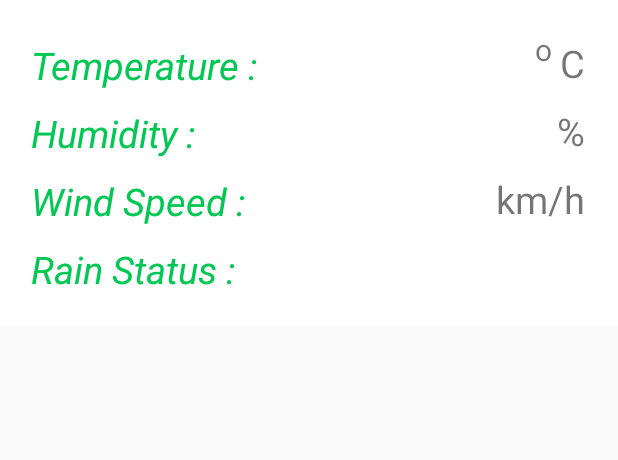
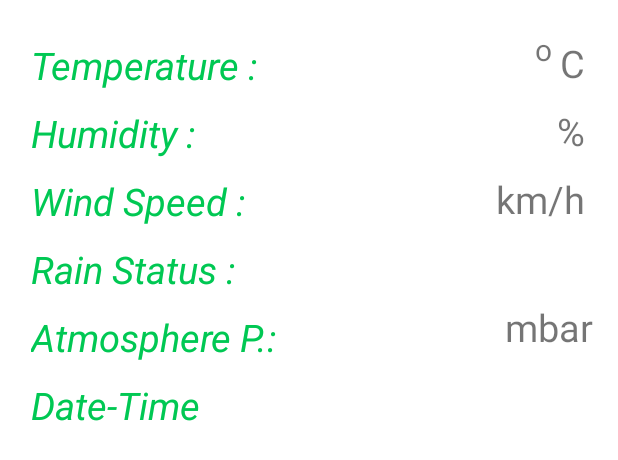
Before and after one commit to TahasinAveins/SaftyKitchen, an Android app: the layout layout.xml on its own in the app's theme, with its tools: preview values and no code run, on a phone screen of 412 x 824 dp. Shown: the top 460 px of the screen. Run offline under Robolectric (Android 15) with nearby library versions, the phone set to English and light mode, and no system bars.

Commit message:
first commit

```diff
--- a/app/src/main/java/com/example/weatherstation/CustomListView.java
+++ b/app/src/main/java/com/example/weatherstation/CustomListView.java
@@ -16,9 +16,11 @@ public class CustomListView extends ArrayAdapter<String> {
     private String[] temp;
     private String[] wind;
     private String[] rain;
+    private String[] atmpre;
+    private String[] dates;
     private Activity context ;
 
-    public CustomListView(Activity context, String[] humi,String[] temp,String[] wind,String[] rain) {
+    public CustomListView(Activity context, String[] humi,String[] temp,String[] wind,String[] rain,String[] atmpre,String[] dates) {
 
         super(context, R.layout.layout,humi);
 
@@ -27,6 +29,8 @@ public class CustomListView extends ArrayAdapter<String> {
         this.temp=temp;
         this.wind=wind;
         this.rain=rain;
+        this.atmpre=atmpre;
+        this.dates=dates;
 
 
     }
@@ -58,6 +62,8 @@ public class CustomListView extends ArrayAdapter<String> {
         viewHolder.textView2.setText(temp[position]);
         viewHolder.textView3.setText(wind[position]);
         viewHolder.textView4.setText(rain[position]);
+        viewHolder.textView5.setText(atmpre[position]);
+        viewHolder.textView6.setText(dates[position]);
 
         return r;
 
@@ -68,6 +74,8 @@ public class CustomListView extends ArrayAdapter<String> {
         TextView textView2;
         TextView textView3;
         TextView textView4;
+        TextView textView5;
+        TextView textView6;
 
         ViewHolder(View v){
 
@@ -75,6 +83,8 @@ public class CustomListView extends ArrayAdapter<String> {
             textView2 = (TextView)v.findViewById(R.id.temperature);
             textView3 = (TextView)v.findViewById(R.id.wind);
             textView4 = (TextView)v.findViewById(R.id.rain);
+            textView5 = (TextView)v.findViewById(R.id.atm);
+            textView6 = (TextView)v.findViewById(R.id.times);
         }
     }
 }
--- a/app/src/main/java/com/example/weatherstation/MainActivity.java
+++ b/app/src/main/java/com/example/weatherstation/MainActivity.java
@@ -36,6 +36,8 @@ public class MainActivity extends AppCompatActivity {
     String[] temp_ms;
     String[] air_ms;
     String[] rain_ms;
+    String[] atm_ms;
+    String[] time_ms;
 
     ListView listView;
 
@@ -59,7 +61,7 @@ public class MainActivity extends AppCompatActivity {
 
         collectData();
 
-        CustomListView customListView = new CustomListView(this,hum_ms,temp_ms,air_ms,rain_ms);
+        CustomListView customListView = new CustomListView(this,hum_ms,temp_ms,air_ms,rain_ms,atm_ms,time_ms);
         listView.setAdapter(customListView);
 
         auth = FirebaseAuth.getInstance();
@@ -128,6 +130,8 @@ public class MainActivity extends AppCompatActivity {
             temp_ms = new String[ja.length()];
             air_ms = new String[ja.length()];
             rain_ms = new String[ja.length()];
+            atm_ms = new String[ja.length()];
+            time_ms = new String[ja.length()];
 
             for (i=0;i<=ja.length();i++){
                 jo = ja.getJSONObject(i);
@@ -135,6 +139,9 @@ public class MainActivity extends AppCompatActivity {
                 temp_ms[i] = jo.getString("temperature");
                 air_ms[i] = jo.getString("wind_speed");
                 rain_ms[i] = jo.getString("precipitation");
+                atm_ms[i] = jo.getString("atmosphere_pressure");
+                time_ms[i] = jo.getString("date_time");
+
             }
 
         }catch (Exception ex)
--- a/app/src/main/res/layout/layout.xml
+++ b/app/src/main/res/layout/layout.xml
@@ -154,6 +154,62 @@
             app:layout_constraintEnd_toEndOf="parent"
             app:layout_constraintTop_toBottomOf="@+id/textView10" />
 
+        <TextView
+            android:id="@+id/textView13"
+            android:layout_width="wrap_content"
+            android:layout_height="45dp"
+            android:padding="5dp"
+            android:text="@string/atmosphere_p"
+            android:textColor="#00C853"
+            android:textSize="25sp"
+            android:textStyle="italic"
+            app:layout_constraintStart_toStartOf="parent"
+            app:layout_constraintTop_toBottomOf="@+id/textView2" />
+
+        <TextView
+            android:id="@+id/textView14"
+            android:layout_width="wrap_content"
+            android:layout_height="45dp"
+            android:layout_marginEnd="1dp"
+            android:layout_marginRight="1dp"
+            android:text="@string/mbar"
+            android:textAlignment="center"
+            android:textSize="25sp"
+            app:layout_constraintEnd_toEndOf="parent"
+            app:layout_constraintTop_toBottomOf="@+id/rain" />
+
+        <TextView
+            android:id="@+id/atm"
+            android:layout_width="wrap_content"
+            android:layout_height="45dp"
+            android:padding="5dp"
+            android:textSize="25sp"
+            android:textStyle="italic"
+            app:layout_constraintEnd_toStartOf="@+id/textView14"
+            app:layout_constraintTop_toBottomOf="@+id/rain" />
+
+        <TextView
+            android:id="@+id/textView16"
+            android:layout_width="wrap_content"
+            android:layout_height="45dp"
+            android:text="@string/date_time"
+            android:padding="5dp"
+            android:textColor="#00C853"
+            android:textSize="25sp"
+            android:textStyle="italic"
+            app:layout_constraintStart_toStartOf="parent"
+            app:layout_constraintTop_toBottomOf="@+id/textView13" />
+
+        <TextView
+            android:id="@+id/times"
+            android:layout_width="wrap_content"
+            android:layout_height="45dp"
+            android:padding="5dp"
+            android:textSize="25sp"
+            android:textStyle="italic"
+            app:layout_constraintEnd_toEndOf="parent"
+            app:layout_constraintTop_toBottomOf="@+id/textView14" />
+
     </android.support.constraint.ConstraintLayout>
 
 
--- a/app/src/main/res/values/strings.xml
+++ b/app/src/main/res/values/strings.xml
@@ -29,5 +29,8 @@
     <string name="c">C</string>
     <string name="parsent">%</string>
     <string name="km_h">km/h</string>
+    <string name="atmosphere_p">Atmosphere P.:</string>
+    <string name="mbar">mbar</string>
+    <string name="date_time">Date-Time</string>
 
 </resources>
```
Also changed, not shown: 1 other file.
